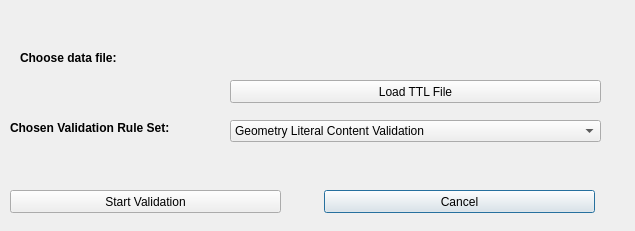
First picture: the form in dialogs/ui/graphvalidationdialog.ui, repository sparqlunicorn/sparqlunicornGoesGIS, before the edit.
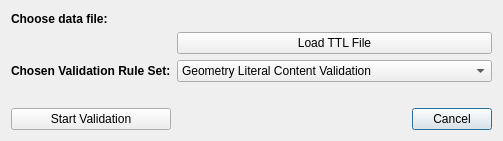
Second picture: the form after the edit.

Patch:
```diff
--- a/dialogs/ui/graphvalidationdialog.ui
+++ b/dialogs/ui/graphvalidationdialog.ui
@@ -6,35 +6,23 @@
    <rect>
     <x>0</x>
     <y>0</y>
-    <width>635</width>
-    <height>231</height>
+    <width>503</width>
+    <height>141</height>
    </rect>
   </property>
   <property name="windowTitle">
    <string>Dialog</string>
   </property>
+  <layout class="QGridLayout" name="gridLayout">
+   <item row="4" column="3">
   <widget class="QPushButton" name="cancelButton">
-   <property name="geometry">
-    <rect>
-     <x>324</x>
-     <y>190</y>
-     <width>271</width>
-     <height>23</height>
-    </rect>
-   </property>
    <property name="text">
     <string>Cancel</string>
    </property>
   </widget>
-  <widget class="QLabel" name="chooseDataFileLabel">
-   <property name="geometry">
-    <rect>
-     <x>20</x>
-     <y>50</y>
-     <width>211</width>
-     <height>16</height>
-    </rect>
-   </property>
+   </item>
+   <item row="2" column="0">
+    <widget class="QLabel" name="label">
    <property name="font">
     <font>
      <weight>75</weight>
@@ -42,63 +30,52 @@
     </font>
    </property>
    <property name="text">
-    <string>Choose data file:</string>
-   </property>
-  </widget>
+      <string>Chosen Validation Rule Set:</string>
+     </property>
+    </widget>
+   </item>
+   <item row="1" column="1" colspan="3">
   <widget class="QPushButton" name="loadDataFileButton">
-   <property name="geometry">
-    <rect>
-     <x>230</x>
-     <y>80</y>
-     <width>371</width>
-     <height>23</height>
-    </rect>
-   </property>
    <property name="text">
     <string>Load TTL File</string>
    </property>
   </widget>
+   </item>
+   <item row="0" column="0">
+    <widget class="QLabel" name="chooseDataFileLabel">
+     <property name="font">
+      <font>
+       <weight>75</weight>
+       <bold>true</bold>
+      </font>
+     </property>
+     <property name="text">
+      <string>Choose data file:</string>
+     </property>
+    </widget>
+   </item>
+   <item row="3" column="1">
+    <spacer name="horizontalSpacer">
+     <property name="orientation">
+      <enum>Qt::Horizontal</enum>
+     </property>
+     <property name="sizeHint" stdset="0">
+      <size>
+       <width>40</width>
+       <height>20</height>
+      </size>
+     </property>
+    </spacer>
+   </item>
+   <item row="0" column="1" colspan="3">
   <widget class="QLabel" name="chosenDataFile">
-   <property name="geometry">
-    <rect>
-     <x>230</x>
-     <y>50</y>
-     <width>391</width>
-     <height>20</height>
-    </rect>
-   </property>
    <property name="text">
     <string/>
    </property>
   </widget>
-  <widget class="QLabel" name="label">
-   <property name="geometry">
-    <rect>
-     <x>10</x>
-     <y>120</y>
-     <width>201</width>
-     <height>16</height>
-    </rect>
-   </property>
-   <property name="font">
-    <font>
-     <weight>75</weight>
-     <bold>true</bold>
-    </font>
-   </property>
-   <property name="text">
-    <string>Chosen Validation Rule Set:</string>
-   </property>
-  </widget>
+   </item>
+   <item row="2" column="1" colspan="3">
   <widget class="QComboBox" name="chosenValidatorFile">
-   <property name="geometry">
-    <rect>
-     <x>230</x>
-     <y>120</y>
-     <width>371</width>
-     <height>22</height>
-    </rect>
-   </property>
    <item>
     <property name="text">
      <string>Geometry Literal Content Validation</string>
@@ -125,19 +102,28 @@
     </property>
    </item>
   </widget>
+   </item>
+   <item row="4" column="0">
   <widget class="QPushButton" name="startValidationButton">
-   <property name="geometry">
-    <rect>
-     <x>10</x>
-     <y>190</y>
-     <width>271</width>
-     <height>23</height>
-    </rect>
-   </property>
    <property name="text">
     <string>Start Validation</string>
    </property>
   </widget>
+   </item>
+   <item row="4" column="1" colspan="2">
+    <spacer name="horizontalSpacer_2">
+     <property name="orientation">
+      <enum>Qt::Horizontal</enum>
+     </property>
+     <property name="sizeHint" stdset="0">
+      <size>
+       <width>40</width>
+       <height>20</height>
+      </size>
+     </property>
+    </spacer>
+   </item>
+  </layout>
  </widget>
  <resources/>
  <connections/>
```
Lines whose indentation alone changed are shown as unchanged.
